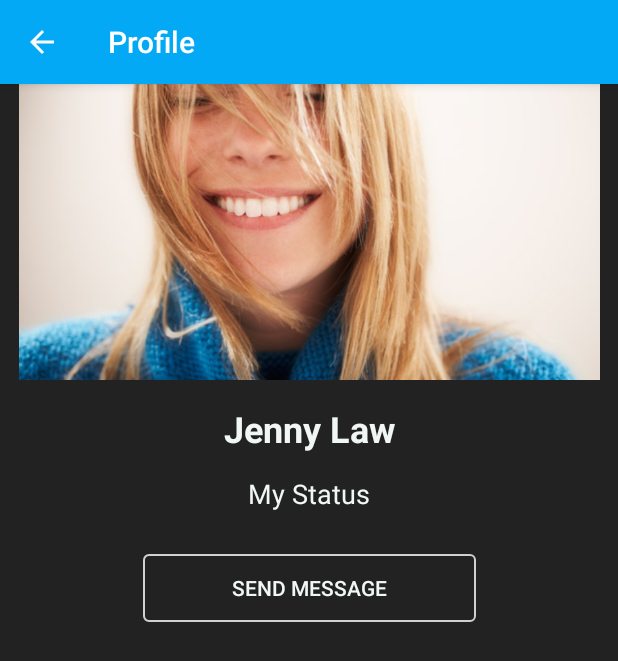
After one commit to shadowman9443/MyChatApp, an Android app: the Profilectivity screen opened directly, with no data from a screen before it, on a phone screen of 412 x 824 dp. The commit adds this screen. Shown: the top 661 px of the screen. Run offline under Robolectric (Android 15) with nearby library versions, the phone set to English and light mode, and no system bars; our stand-ins replace Firebase (no records; nobody signed in at launch, a user with empty details on screens opened directly), Picasso.

Commit message:
Complete the adapter..complete profile actvity

```diff
--- a/app/build.gradle
+++ b/app/build.gradle
@@ -53,4 +53,6 @@ dependencies {
 
 
 
+
+
 apply plugin: 'com.google.gms.google-services'
--- /dev/null
+++ b/app/src/main/res/layout/activity_profilectivity.xml
@@ -0,0 +1,66 @@
+<?xml version="1.0" encoding="utf-8"?>
+<android.support.constraint.ConstraintLayout xmlns:android="http://schemas.android.com/apk/res/android"
+    xmlns:app="http://schemas.android.com/apk/res-auto"
+    xmlns:tools="http://schemas.android.com/tools"
+    android:layout_width="match_parent"
+    android:layout_height="match_parent"
+    android:background="@color/darkBg"
+    tools:context="com.example.aunogarafat.mychatapp.activities.Profilectivity">
+    <ImageView
+        android:id="@+id/profilePicture"
+        android:layout_width="387dp"
+        android:layout_height="197dp"
+        android:layout_marginEnd="8dp"
+        android:layout_marginStart="8dp"
+        android:scaleType="centerCrop"
+        app:layout_constraintEnd_toEndOf="parent"
+        app:layout_constraintLeft_toLeftOf="parent"
+        app:layout_constraintStart_toStartOf="parent"
+        app:srcCompat="@drawable/happy_woman"
+        tools:layout_editor_absoluteY="8dp"
+        app:layout_constraintTop_toTopOf="parent"
+        android:layout_marginTop="0dp" />
+
+    <TextView
+        android:id="@+id/profileName"
+        android:layout_width="352dp"
+        android:layout_height="31dp"
+        android:layout_marginTop="16dp"
+        android:textColor="#f0f7f4"
+        android:textStyle="bold"
+        android:textSize="24sp"
+        android:text="Jenny Law"
+        android:textAlignment="center"
+        app:layout_constraintLeft_toLeftOf="parent"
+        app:layout_constraintRight_toRightOf="parent"
+        app:layout_constraintTop_toBottomOf="@+id/profilePicture" />
+
+    <TextView
+        android:id="@+id/profileStatus"
+        android:layout_width="match_parent"
+        android:layout_height="wrap_content"
+        android:layout_marginTop="16dp"
+        android:textColor="#f0f7f4"
+        android:textSize="18sp"
+        android:text="My Status"
+        android:textAlignment="center"
+        app:layout_constraintEnd_toEndOf="parent"
+        app:layout_constraintTop_toBottomOf="@+id/profileName"
+        app:layout_constraintStart_toStartOf="parent"
+        app:layout_constraintLeft_toLeftOf="parent"
+        app:layout_constraintRight_toRightOf="parent" />
+
+    <Button
+        android:id="@+id/profileSendMessage"
+        android:layout_width="222dp"
+        android:layout_height="45dp"
+        android:layout_marginTop="28dp"
+        android:background="@drawable/bt_shape"
+        android:text="Send Message"
+        android:textColor="#f0f7f4"
+        android:stateListAnimator="@drawable/state_list_animator_z"
+        app:layout_constraintLeft_toLeftOf="parent"
+        app:layout_constraintRight_toRightOf="parent"
+        app:layout_constraintTop_toBottomOf="@+id/profileStatus" />
+
+</android.support.constraint.ConstraintLayout>
```
Also changed, not shown: app/src/main/AndroidManifest.xml (+9 -5 lines), app/src/main/java/com/example/aunogarafat/mychatapp/activities/ChatActivity.kt (added, +13 -0 lines), app/src/main/java/com/example/aunogarafat/mychatapp/activities/Profilectivity.kt (added, +58 -0 lines), app/src/main/java/com/example/aunogarafat/mychatapp/adapters/UsersAdapter.kt (added, +83 -0 lines), app/src/main/java/com/example/aunogarafat/mychatapp/fragments/UsersFragment.kt (+19 -0 lines), app/src/main/res/layout/activity_chat.xml (added, +9 -0 lines), app/src/main/res/layout/fragment_users.xml (+3 -6 lines), app/src/main/res/layout/item_message.xml (added, +71 -0 lines).
